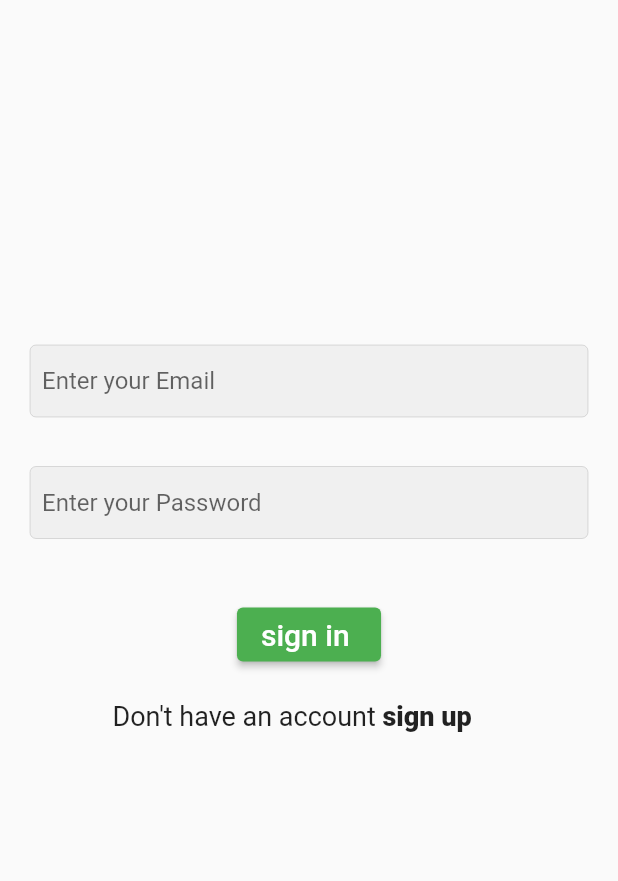
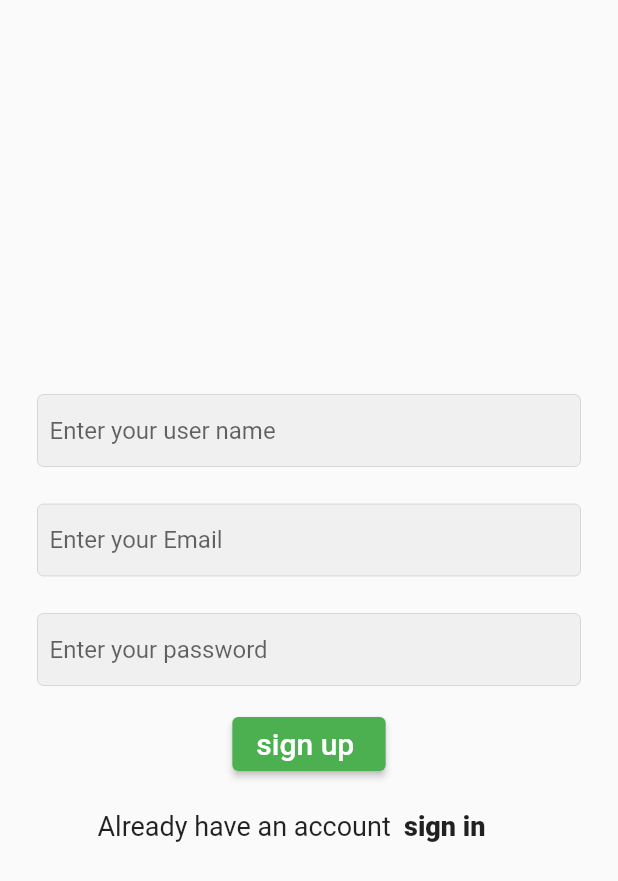
Before and after one commit to AbdulrhmanM0hamed/Flower_App, a Flutter app: the screen it shows after launch, on a phone screen of 412 x 824 dp. Shown: the top 881 px of the screen. Run offline on Flutter 3.47's test engine with Material 2 defaults, Android fonts, the phone set to English and light mode, and no system bars.

```diff
--- a/lib/main.dart
+++ b/lib/main.dart
@@ -1,3 +1,4 @@
+import 'package:flower_app/pages/Register.dart';
 import 'package:flower_app/pages/login.dart';
 import 'package:flutter/material.dart';
 
@@ -13,7 +14,7 @@ class MyApp extends StatelessWidget {
   Widget build(BuildContext context) {
     return MaterialApp(
       debugShowCheckedModeBanner: false,
-      home: Login(),
+      home: myRegister(),
     );
   }
 }
--- a/lib/pages/Register.dart
+++ b/lib/pages/Register.dart
@@ -60,7 +60,7 @@ class myRegister extends StatelessWidget {
             Row(
               children: [
                 Padding(
-                  padding: const EdgeInsets.only(left: 45),
+                  padding: const EdgeInsets.only(left: 40),
                   child: Center(
                     child: Text(
                       "Already have an account  ",
```
